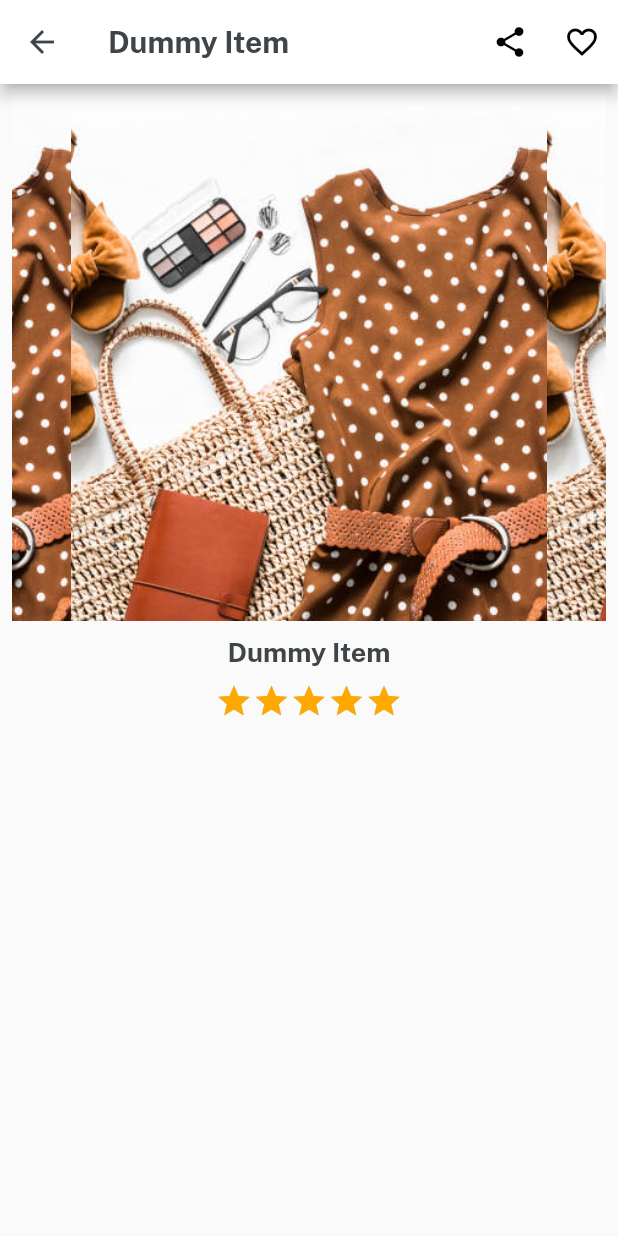
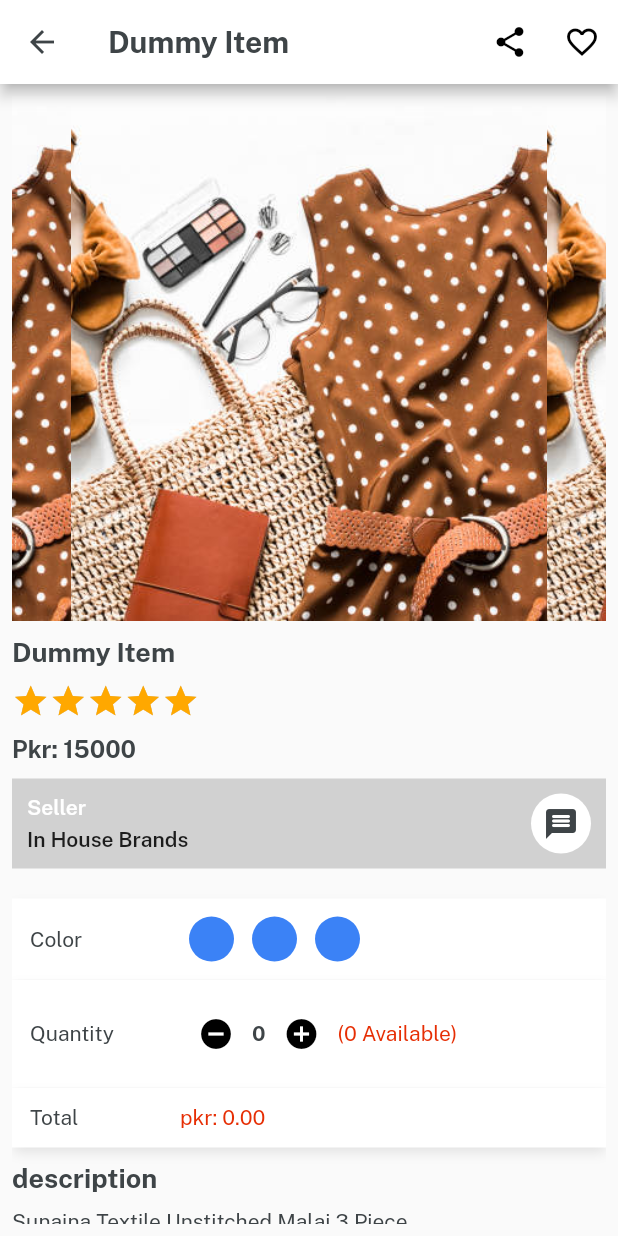
Before and after one commit to ShanAli786/smart_shopping_app, a Flutter app: the ItemDetails screen opened directly, on a phone screen of 412 x 824 dp. Run offline on Flutter 3.47's test engine with Material 2 defaults, Android fonts, the phone set to English and light mode, and no system bars; drawn by our look-alikes of velocity_x; our stand-ins replace get.

Commit message:
items details screen completed
UI of items details screen has been completed completed

```diff
--- a/lib/consts/list.dart
+++ b/lib/consts/list.dart
@@ -1,6 +1,7 @@
 // ignore_for_file: unused_import
 
 import 'package:emart_app/consts/consts.dart';
+import 'package:emart_app/views/catogary_screen/item_details.dart';
 import 'package:flutter/foundation.dart';
 
 const slidersList = [imgSlider1, imgSlider2, imgSlider3, imgSlider4];
@@ -18,3 +19,6 @@ const featuredTitle2 = [denimjacks, denimjeans, tshirts];
 
 const categoriesList = [menClothing,womenClothing, kidsClothing];
 const categoryImages = [imgFc2, imgFc1, imgFc3];
+
+// ignore: constant_identifier_names
+const ItemDetailsButtonsList = [video,Reviews, sellerpolicy,returnpolicy,suportpolicy];
--- a/lib/consts/strings.dart
+++ b/lib/consts/strings.dart
@@ -25,3 +25,12 @@ const denimjacks = "denim jackets";
 const womenClothing = "Women Clothes & Feshion",
       menClothing = "Men's Clothes & Feshion",
       kidsClothing = "Kids Clothes & Feshion";
+
+
+      //items detials strigs
+
+      const video = "Video",
+            Reviews = "Reviews",
+            sellerpolicy = "sellerpolicy",
+            returnpolicy = "returnpolicy",
+            suportpolicy = "Support Policy";
--- a/lib/views/catogary_screen/item_details.dart
+++ b/lib/views/catogary_screen/item_details.dart
@@ -1,11 +1,15 @@
-// ignore_for_file: unnecessary_import, non_constant_identifier_names, avoid_types_as_parameter_names, unused_import
+// ignore_for_file: unnecessary_import, non_constant_identifier_names, unused_import, avoid_types_as_parameter_names, unnecessary_string_escapes
 
 import 'package:emart_app/consts/colors.dart';
+import 'package:emart_app/consts/list.dart';
+import 'package:emart_app/consts/styles.dart';
 import 'package:flutter/material.dart';
 import 'package:get/get.dart';
+
 import 'package:velocity_x/velocity_x.dart';
 
 import '../../consts/consts.dart';
+//import '../../consts/styles.dart';
 //import 'package:flutter/src/widgets/container.dart';
 //import 'package:flutter/src/widgets/framework.dart';
 
@@ -30,10 +34,12 @@ class ItemDetails extends StatelessWidget {
       ),
 
       body: Column(
+
         children: [
           Expanded(child: Padding(padding: const EdgeInsets.all(8),
           child: SingleChildScrollView(
               child: Column(
+                crossAxisAlignment: CrossAxisAlignment.start,
                 children: [
                   //swiper section
 
@@ -44,19 +50,124 @@ class ItemDetails extends StatelessWidget {
                     itemCount: 4, itemBuilder: (context,index){
                     return Image.asset(imgFc1, width: double.infinity, fit: BoxFit.cover,);
                   }),
+                  //===============Title and Details section======================
                   10.heightBox,
-                  //===============Title and Details section======================
-                  title!.text.size(18).color(darkFontGrey).fontFamily(bold).make(),
-                  //Rating=====================================================
+                  title!.text.size(18).fontFamily(bold).color(darkFontGrey).make(),
                   10.heightBox,
-                  VxRating(onRatingUpdate: (Value){},normalColor: textfieldGrey, selectionColor: golden,maxRating: 5,size: 25,stepInt: true,),
-//dfsdfsdfsfs
-//ok
+                  //================Rating and reviews=======================
+
+                  VxRating(onRatingUpdate: (Value){},
+                  normalColor: textfieldGrey,
+                  selectionColor: golden,
+                  maxRating: 5,
+                  count: 5,
+                  size: 25,
+                  ),
+                  10.heightBox,
+                  "\Pkr: 15000".text.color(darkFontGrey).size(16).fontFamily(bold).make(),
+                  10.heightBox,
+                  Row(
+                    children: [
+                      Expanded(
+                        child: Column(
+                          mainAxisAlignment: MainAxisAlignment.center,
+                          crossAxisAlignment: CrossAxisAlignment.start,
+                          children: [
+                            "Seller".text.white.fontFamily(semibold).make(),
+                            5.heightBox,
+                            "In House Brands".text.fontFamily(semibold).make(),
+                          ],
+                        )),
+                      const CircleAvatar(
+                        backgroundColor: Colors.white,
+                        child: Icon(Icons.message_rounded, color: darkFontGrey,),
+                      ),
+                    ],
+                  ).box.height(60).padding(const EdgeInsets.symmetric(horizontal: 10)) .color(textfieldGrey).make(),
+                //====================Color Section =========================================
+                20.heightBox,
+                Column(
+                  mainAxisAlignment: MainAxisAlignment.center,
+                          crossAxisAlignment: CrossAxisAlignment.start,
+                  children: [
+                    Row(
+                      children: [
+                        SizedBox(
+                          width: 100,
+                          child: "Color".text.color(darkFontGrey).make(),
+                        ),
+                        Row(
+                          children: List.generate(3, (index) => VxBox().size(30, 30).roundedFull.color(Vx.randomPrimaryColor).margin(const EdgeInsets.symmetric(horizontal: 6)).make()),
+                        ),
+                      ],
+                    ).box.shadowMd.white.padding(const EdgeInsets.all(12)).make(),
+
+                    //Quantity Section ========================================
+                    Row(
+
+                      children: [
+                        SizedBox(
+                          width: 100,
+                          child: "Quantity".text.color(darkFontGrey).make(),
+                        ),
+                        Row(
+                          //children: List.generate(3, (index) => VxBox().size(30, 30).roundedFull.color(Vx.randomPrimaryColor).margin(const EdgeInsets.symmetric(horizontal: 6)).make()),
+                        children: [
+                          IconButton(onPressed: (){}, icon: const Icon(Icons.remove_circle)),
+                          "0".text.fontFamily(bold).color(darkFontGrey).make(),
+                          IconButton(onPressed: (){}, icon: const Icon(Icons.add_circle)),
+                          10.heightBox,
+
+                          "(0 Available)".text.color(redColor).make(),
+
+                        ],
+                        ),
+                      ],
+                   ).box.white.shadowMd.padding(const EdgeInsets.all(12)).make(),
+                   //===================================total Row==================================
+
+                    Row(
+                      children: [
+                        SizedBox(
+                          width: 100,
+                          child: "Total".text.color(darkFontGrey).make(),
+                        ),
+                        Row(
+                          //children: List.generate(3, (index) => VxBox().size(30, 30).roundedFull.color(Vx.randomPrimaryColor).margin(const EdgeInsets.symmetric(horizontal: 6)).make()),
+                        children: [
+                          "\pkr: 0.00".text.color(redColor).make(),
+                        ],
+                        ),
+                      ],
+                   ).box.white.shadowMd.padding(const EdgeInsets.all(12)).make(),
+
                 ],
               ),
+              10.heightBox,
+          "description".text.color(darkFontGrey).size(18).fontFamily(bold).make(),
+          10.heightBox,
+          "Sunaina Textile Unstitched Malai 3 Piece \nwith Net Stole for Girls/Women-116".text.color(darkFontGrey).make(),
+
+          //========================Buttons Section ==================================================================
+            10.heightBox,
+           ListView(
+
+            shrinkWrap: true,
+            children:
+              List.generate(ItemDetailsButtonsList.length, (index) =>  ListTile(
+                title: ItemDetailsButtonsList[index].text.bold.make(),
+                trailing: const Icon(Icons.arrow_forward),
+
+              ),
+              ),
+
+          ).box.shadowSm.white.padding(const EdgeInsets.all(12)).make(),
+
+          ],
+        ),
+          )
           ),
-          )),
-        ],
+      )],
       ),
 
 
```
Also changed, not shown: 1 other file.
